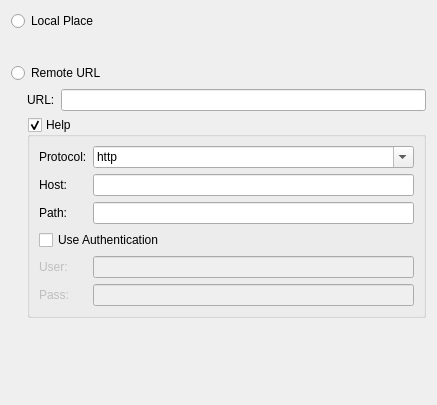
Qt form plugins/Commands/Place/selectplacedlg.ui (KDE/simon) before a commit.
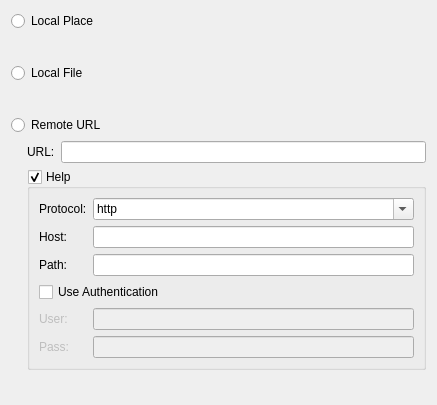
The same form after that commit. Custom widgets are drawn as their Qt base class.

Commit message: select place dialog + select file (not working yet)

```diff
--- a/plugins/Commands/Place/selectplacedlg.ui
+++ b/plugins/Commands/Place/selectplacedlg.ui
@@ -43,6 +43,38 @@
      </item>
     </layout>
    </item>
+   
+   <item>
+    <widget class="QRadioButton" name="rbLocalFile" >
+     <property name="text" >
+      <string>Local File</string>
+     </property>
+    </widget>
+   </item>
+   <item>
+    <layout class="QHBoxLayout" name="horizontalLayout" >
+     <item>
+      <spacer name="horizontalSpacer" >
+       <property name="orientation" >
+        <enum>Qt::Horizontal</enum>
+       </property>
+       <property name="sizeType" >
+        <enum>QSizePolicy::Fixed</enum>
+       </property>
+       <property name="sizeHint" stdset="0" >
+        <size>
+         <width>19</width>
+         <height>20</height>
+        </size>
+       </property>
+      </spacer>
+     </item>
+     <item>
+      <widget class="KUrlRequester" name="urLocalFileUrl" />
+     </item>
+    </layout>
+   </item>
+   
    <item>
     <widget class="QRadioButton" name="rbRemotePlace" >
      <property name="text" >
```
Left out of the diff: 4 changed lines with no effect on the pictures. The commit also changes 2 other files.
